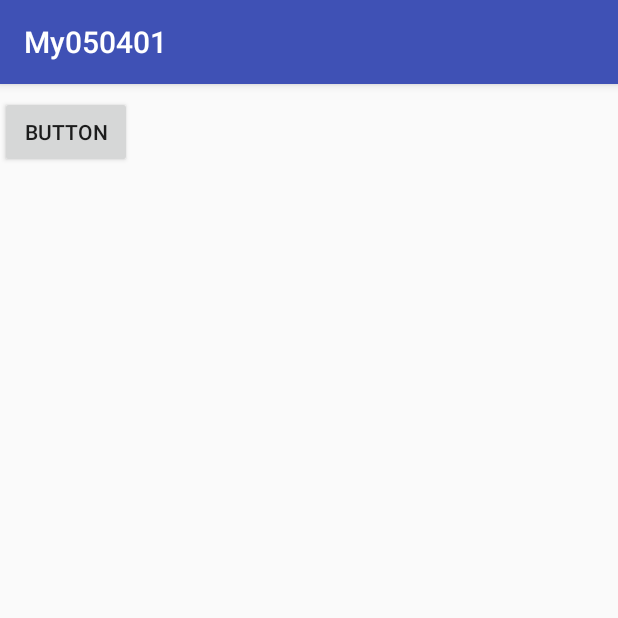
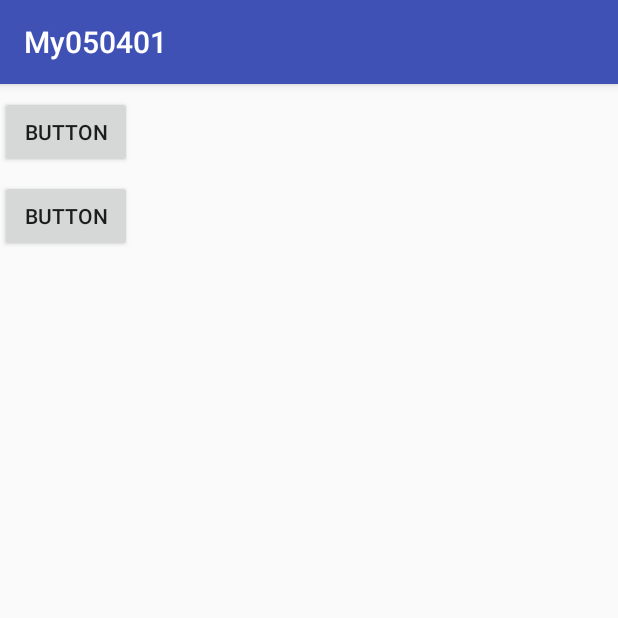
Before and after one commit to twn9320/My050401, an Android app: the screen it shows after launch (MainActivity), on a phone screen of 412 x 824 dp, the top half of it. Run offline under Robolectric (Android 15) with nearby library versions, the phone set to English and light mode, and no system bars.

Commit message:
取消通知

```diff
--- a/app/src/main/java/com/example/yvtc/my050401/MainActivity.java
+++ b/app/src/main/java/com/example/yvtc/my050401/MainActivity.java
@@ -30,4 +30,8 @@ public class MainActivity extends AppCompatActivity {
         Notification notification = builder.build();
         manager.notify(NOTIFICATION_ID,notification);
     }
+
+    public void click2 (View v){
+        manager.cancel(NOTIFICATION_ID);
+    }
 }
--- a/app/src/main/res/layout/activity_main.xml
+++ b/app/src/main/res/layout/activity_main.xml
@@ -15,4 +15,14 @@
         android:text="Button"
         app:layout_constraintTop_toTopOf="parent"
         tools:layout_editor_absoluteX="16dp" />
+
+    <Button
+        android:id="@+id/button2"
+        android:layout_width="wrap_content"
+        android:layout_height="wrap_content"
+        android:layout_marginTop="8dp"
+        android:onClick="click2"
+        android:text="Button"
+        app:layout_constraintTop_toBottomOf="@+id/button"
+        tools:layout_editor_absoluteX="16dp" />
 </android.support.constraint.ConstraintLayout>
```
